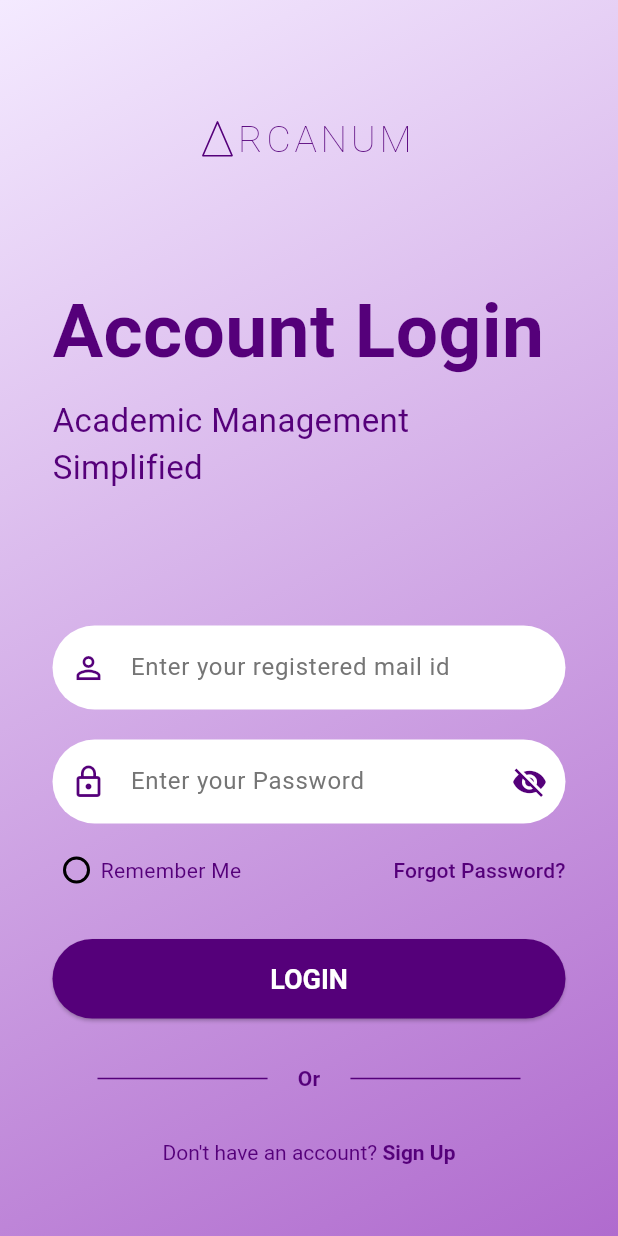
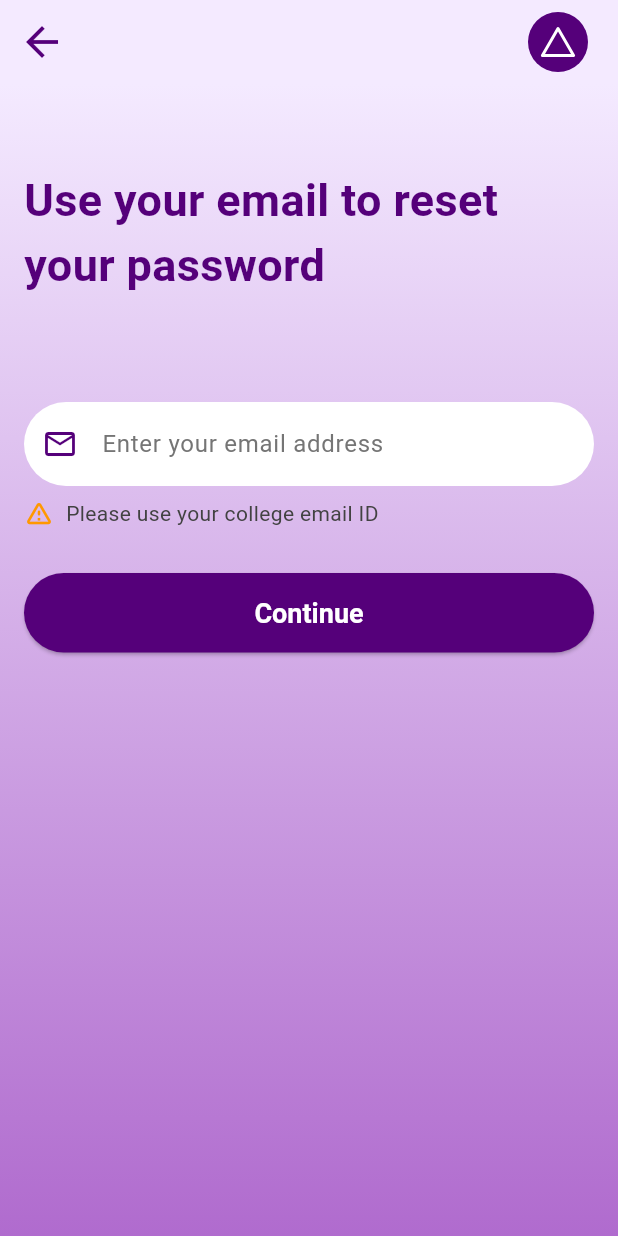
Before and after one commit to nexushuborg/Nexus-E2, a Flutter app: the ArcanumLogin screen opened by its route, after a tap on "Forgot Password?", on a phone screen of 412 x 824 dp. Run offline on Flutter 3.47's test engine with Material 3 defaults, Android fonts, the phone set to English and light mode, and no system bars; Roboto replaces fonts that are missing (Montserrat, Poppins).

Commit message:
Created the pages for forgot passwords

```diff
--- a/frontend/teacher_apk/lib/Screens/Login.dart
+++ b/frontend/teacher_apk/lib/Screens/Login.dart
@@ -54,8 +54,7 @@ class _ArcanumLoginState extends State<ArcanumLogin> {
 
   // Handles the "Forgot Password?" text press event.
   void _onForgotPasswordPressed() {
-    // TODO: Implement navigation to the Forgot Password screen.
-    // Remove print statement for production.
+    Navigator.pushNamed(context, 'forgotPasswordEmail');
   }
 
   // Handles the "Sign Up" text press event.
--- /dev/null
+++ b/frontend/teacher_apk/lib/Screens/forgot_password_email.dart
@@ -0,0 +1,118 @@
+import 'package:flutter/material.dart';
+import 'package:teacher_apk/Screens/forgot_password_otp.dart';
+import 'package:teacher_apk/theme.dart';
+import 'package:teacher_apk/utils/ui_constants.dart';
+import 'package:teacher_apk/widgets/triangle_logo.dart';
+
+class ForgotPasswordEmailScreen extends StatelessWidget {
+  const ForgotPasswordEmailScreen({super.key});
+
+  @override
+  Widget build(BuildContext context) {
+    return Scaffold(
+      appBar: AppBar(
+        leading: IconButton(
+          icon: Icon(Icons.arrow_back, color: AppTheme.primaryColor, size: UIConstants.iconSizeLarge),
+          onPressed: () {
+            Navigator.pop(context);
+          },
+        ),
+        actions: [
+          IconButton(
+            icon: CircleAvatar(
+              backgroundColor: AppTheme.primaryColor,
+              radius: UIConstants.iconSizeLarge / 1.0,
+              child: const TriangleLogo(size: UIConstants.iconSizeLarge / 1.6, isWhite: true),
+            ),
+            onPressed: () {
+              // Handle profile icon tap
+            },
+          ),
+        ],
+      ),
+      body: Container(
+        decoration: const BoxDecoration(
+          gradient: LinearGradient(
+            colors: [AppTheme.backgroundGradientStart, AppTheme.backgroundGradientEnd],
+            begin: Alignment.topCenter,
+            end: Alignment.bottomCenter,
+          ),
+        ),
+        child: Padding(
+          padding: const EdgeInsets.all(16.0),
+          child: Column(
+            crossAxisAlignment: CrossAxisAlignment.stretch,
+            children: [
+              Padding(
+                padding: const EdgeInsets.symmetric(vertical: 40.0),
+                child: Text(
+                  "Use your email to reset your password",
+                  textAlign: TextAlign.left,
+                  style: TextStyle(
+                    fontFamily: 'Poppins',
+                    fontSize: 30.0,
+                    fontWeight: FontWeight.bold,
+                    color: AppTheme.primaryColor,
+                  ),
+                ),
+              ),
+              const SizedBox(height: 30),
+              TextField(
+                // controller: TextEditingController(), // Add controller if needed for state management
+                style: const TextStyle(color: Colors.black87), // Style from Login.dart's _EmailTextField
+                decoration: InputDecoration(
+                  hintText: 'Enter your email address',
+                  hintStyle: TextStyle(color: Colors.grey.shade600), // Style from Login.dart's _EmailTextField
+                  prefixIcon: Icon(Icons.email_outlined, color: AppTheme.primaryColor), // Changed from person_outline
+                  // border: AppTheme.inputBorder, // If you have a global input border in your theme
+                  // Filled and border style from AppTheme.themeData if applicable
+                  filled: Theme.of(context).inputDecorationTheme.filled,
+                  fillColor: Theme.of(context).inputDecorationTheme.fillColor,
+                  border: Theme.of(context).inputDecorationTheme.border,
+                  enabledBorder: Theme.of(context).inputDecorationTheme.enabledBorder,
+                  focusedBorder: Theme.of(context).inputDecorationTheme.focusedBorder,
+                ),
+                keyboardType: TextInputType.emailAddress,
+              ),
+              const SizedBox(height: 8.0), // Space before the alert message
+              Row(
+                children: [
+                  Icon(Icons.warning_amber_rounded, color: Colors.orange, size: 20.0),
+                  const SizedBox(width: 8.0),
+                  Expanded( // To allow text to wrap if it's long
+                    child: Text(
+                      'Please use your college email ID',
+                      style: TextStyle(color: Colors.grey.shade800, fontSize: 14.0),
+                    ),
+                  ),
+                ],
+              ),
+              const SizedBox(height: 30.0), // Space after the alert message, before the button
+              ElevatedButton(
+                style: Theme.of(context).elevatedButtonTheme.style?.copyWith(
+                  minimumSize: WidgetStateProperty.all(const Size(double.infinity, 50)),
+                  textStyle: WidgetStateProperty.all(
+                    const TextStyle(
+                      fontSize: 18,
+                      fontWeight: FontWeight.bold,
+                    ),
+                  ),
+                  backgroundColor: WidgetStateProperty.all(AppTheme.primaryColor),
+                  // Foreground color (text color) can also be set if needed
+                  // foregroundColor: WidgetStateProperty.all(Colors.white),
+                ),
+                onPressed: () {
+                  Navigator.push(
+                    context,
+                    MaterialPageRoute(builder: (context) => const OtpVerificationScreen()),
+                  );
+                },
+                child: const Text('Continue'),
+              ),
+            ],
+          ),
+        ),
+      ),
+    );
+  }
+}
--- a/frontend/teacher_apk/lib/widgets/triangle_logo.dart
+++ b/frontend/teacher_apk/lib/widgets/triangle_logo.dart
@@ -20,7 +20,7 @@ class TriangleLogo extends StatelessWidget {
         child: CustomPaint(
           painter: TrianglePainter(
             color: isWhite ? Colors.white : AppTheme.primaryColor,
-            strokeWidth: 5.0,
+            strokeWidth: 2.0, // Changed from 5.0 to 2.0
           ),
         ),
       ),
```
Also changed, not shown: frontend/teacher_apk/lib/Screens/forgot_password_otp.dart (added, +271 -0 lines), frontend/teacher_apk/lib/Screens/new_password.dart (added, +245 -0 lines), frontend/teacher_apk/lib/main.dart (+7 -1 lines).
